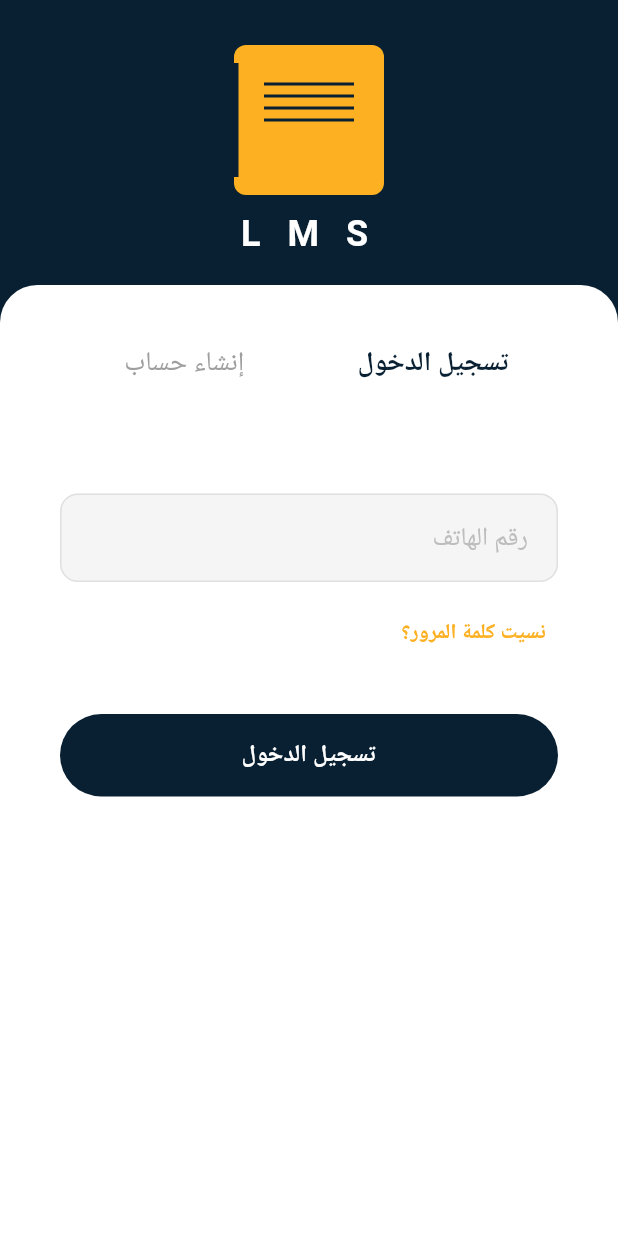
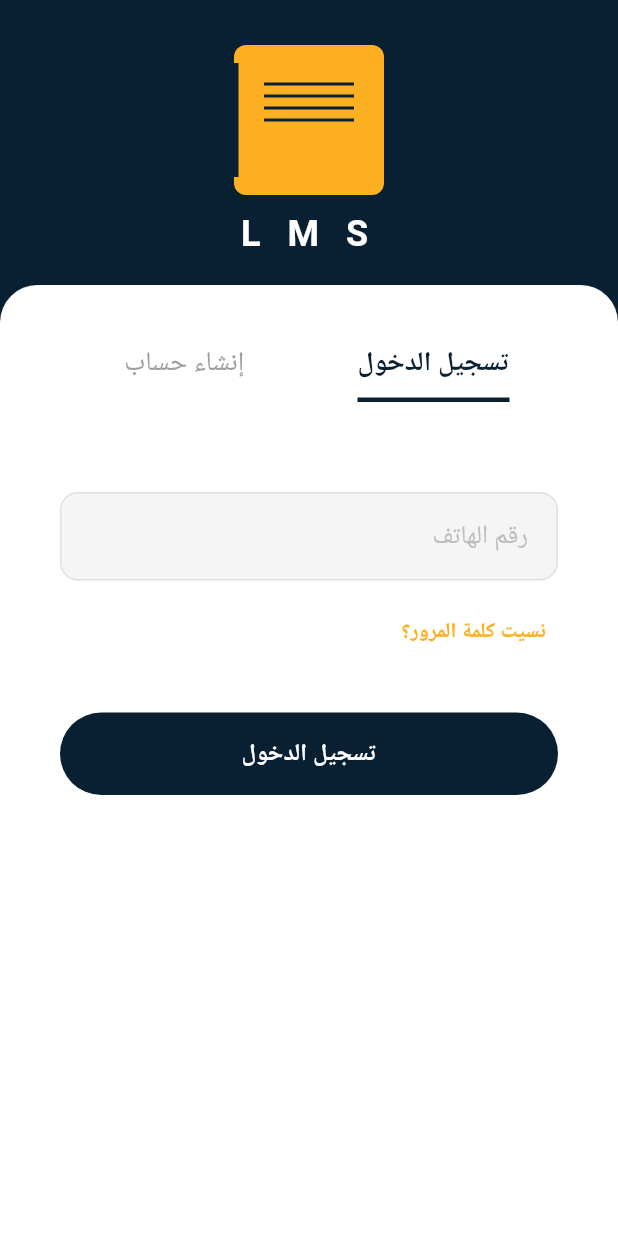
Before and after one commit to AhmedYasserTaha/jesoor_pro, a Flutter app: the AuthScreen screen opened by its route, on a phone screen of 412 x 824 dp. Run offline on Flutter 3.47's test engine with Material 3 defaults, Android fonts, the phone set to English and light mode, and no system bars; our stand-ins replace cookie_jar, dartz, dio, dio_cookie_manager, dotted_border, equatable and 8 more; accounts and stored records are empty; Roboto replaces fonts that are missing (Cairo).

Commit message:
update auth

```diff
--- a/lib/features/auth/presentation/screens/auth_screen.dart
+++ b/lib/features/auth/presentation/screens/auth_screen.dart
@@ -168,6 +168,7 @@ class _AuthScreenState extends State<AuthScreen>
                           Expanded(
                             child: TabBarView(
                               controller: _tabController,
+                              physics: const NeverScrollableScrollPhysics(),
                               children: [
                                 LoginForm(
                                   formKey: _formController.loginFormKey,
--- a/lib/features/auth/presentation/screens/widgets/auth_tab_bar.dart
+++ b/lib/features/auth/presentation/screens/widgets/auth_tab_bar.dart
@@ -20,8 +20,12 @@ class AuthTabBar extends StatelessWidget {
         unselectedLabelColor: Colors.grey,
         labelStyle: AppTextStyles.tabLabelStyle,
         unselectedLabelStyle: AppTextStyles.tabUnselectedLabelStyle,
-        indicatorColor: AppColors.primary,
-        indicatorWeight: 3,
+        indicator: UnderlineTabIndicator(
+          borderSide: BorderSide(color: AppColors.primary, width: 3),
+        ),
+        indicatorSize: TabBarIndicatorSize.label,
+        isScrollable: false,
+        tabAlignment: TabAlignment.fill,
         tabs: const [
           Tab(text: 'تسجيل الدخول'),
           Tab(text: 'إنشاء حساب'),
```
